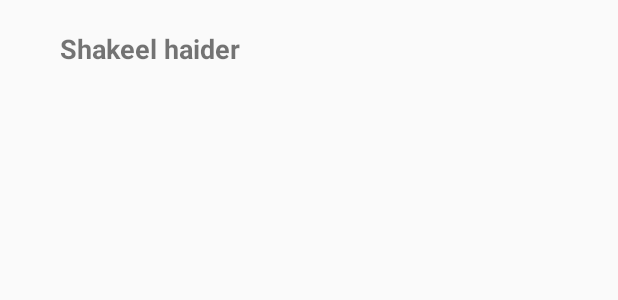
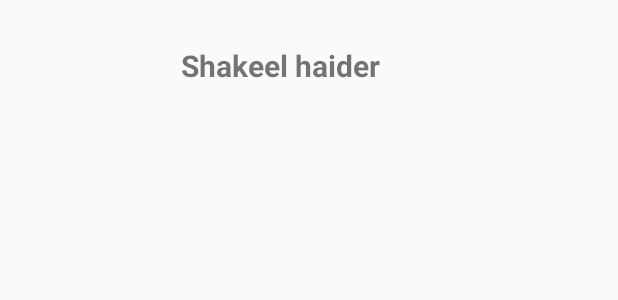
Before and after one commit to shkhaider2015/MyContacts, an Android app: the layout recyclerview_contacts.xml on its own in the app's theme, with its tools: preview values and no code run, on a phone screen of 412 x 824 dp. Shown: the top 300 px of the screen. Run offline under Robolectric (Android 15) with nearby library versions, the phone set to English and light mode, and no system bars.

Commit message:
Add_Activity add

```diff
--- a/app/src/main/res/layout/recyclerview_contacts.xml
+++ b/app/src/main/res/layout/recyclerview_contacts.xml
@@ -6,14 +6,21 @@
     android:layout_height="wrap_content"
     android:padding="10dp">
 
+    <ImageView
+        android:id="@+id/recyclerview_contacts_image"
+        android:layout_width="70dp"
+        android:layout_height="70dp"
+        android:layout_margin="5dp"/>
+
     <TextView
         android:id="@+id/recyclerview_contacts_name"
         android:layout_width="wrap_content"
         android:layout_height="match_parent"
         android:text="@string/name"
-        android:textSize="18sp"
+        android:textSize="20sp"
         android:textStyle="bold"
         android:layout_marginStart="20dp"
+        android:layout_marginTop="10dp"
         android:padding="10dp"
         />
 
```
Also changed, not shown: app/src/main/java/com/example/mycontacts/ContactsAdapter.java (+14 -2 lines).
